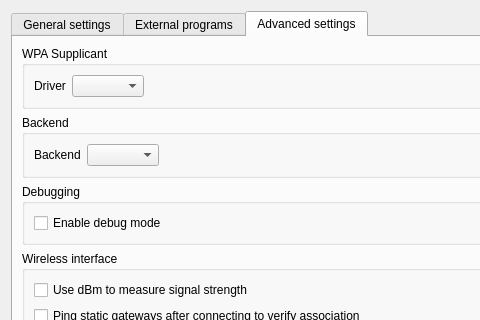
The window that kcm/kcmwidget.ui (KDE/wicd-kde) describes before a commit, drawn with Qt 5; both pictures show x 0 to 480 and y 0 to 320 of the 588 by 526 pixel window.
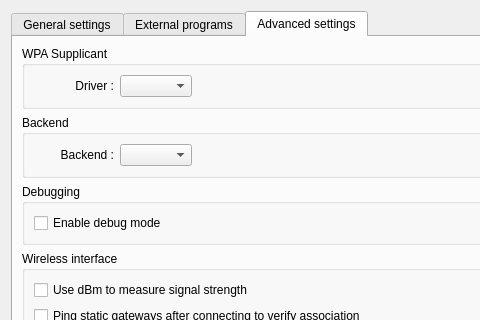
The same window after the commit. The open tabs and pages were chosen to show the change. Custom widgets are drawn as their Qt base class.

Commit message: Prettify kcm ui strings

Patch:
```diff
--- a/kcm/kcmwidget.ui
+++ b/kcm/kcmwidget.ui
@@ -271,8 +271,17 @@
            <layout class="QHBoxLayout" name="horizontalLayout_3">
             <item>
              <widget class="QLabel" name="label_15">
+              <property name="minimumSize">
+               <size>
+                <width>80</width>
+                <height>0</height>
+               </size>
+              </property>
               <property name="text">
-               <string>Driver</string>
+               <string>Driver :</string>
+              </property>
+              <property name="alignment">
+               <set>Qt::AlignRight|Qt::AlignTrailing|Qt::AlignVCenter</set>
               </property>
              </widget>
             </item>
@@ -307,8 +316,17 @@
            <layout class="QHBoxLayout" name="horizontalLayout_4">
             <item>
              <widget class="QLabel" name="label_16">
+              <property name="minimumSize">
+               <size>
+                <width>80</width>
+                <height>0</height>
+               </size>
+              </property>
               <property name="text">
-               <string>Backend</string>
+               <string>Backend :</string>
+              </property>
+              <property name="alignment">
+               <set>Qt::AlignRight|Qt::AlignTrailing|Qt::AlignVCenter</set>
               </property>
              </widget>
             </item>
```
Left out of the diff: 22 changed lines with no effect on the pictures.
